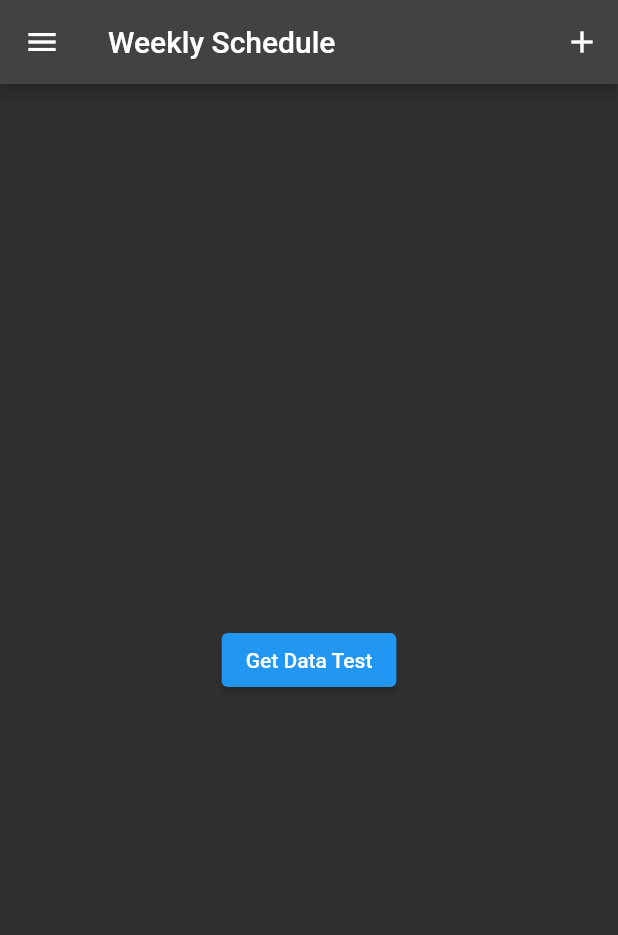
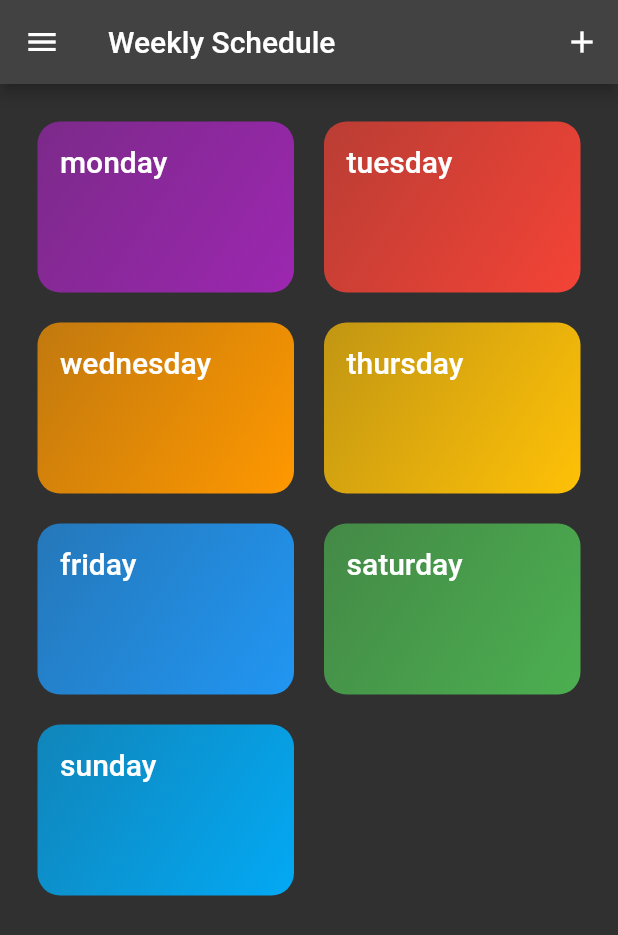
Before and after one commit to dafin678/NoteDoteAndroid, a Flutter app: the WeeklySchedules screen opened by its route, on a phone screen of 412 x 824 dp. Shown: the top 935 px of the screen. Run offline on Flutter 3.47's test engine with Material 2 defaults, Android fonts, the phone set to English and light mode, and no system bars; our stand-ins replace shared_preferences; accounts and stored records are empty.

Commit message:
create card for weekly schedule

```diff
--- a/lib/screens/weekly_schedule.dart
+++ b/lib/screens/weekly_schedule.dart
@@ -431,12 +431,31 @@ class _WeeklyScheduleState extends State<WeeklySchedules> {
         ],
       ),
       drawer: const MainDrawer(),
-      body: Center(
-        child: ElevatedButton(
-          child: const Text("Get Data Test"),
-          onPressed: getData,
+      body: GridView(
+        padding: const EdgeInsets.all((25)),
+        children: DAY_CATEGORIES
+            .map(
+              (catData) => DayItem(
+            catData.name,
+            catData.color,
+          ),
+        )
+            .toList(),
+
+        gridDelegate: SliverGridDelegateWithMaxCrossAxisExtent(
+          maxCrossAxisExtent: 200,
+          childAspectRatio: 3 / 2,
+          crossAxisSpacing: 20,
+          mainAxisSpacing: 20,
         ),
       ),
+
+      // body: Center(
+      //   child: ElevatedButton(
+      //     child: const Text("Get Data Test"),
+      //     onPressed: getData,
+      //   ),
+      // ),
 
       // body: Container(
       //   child: FutureBuilder<WeeklySchedule>(
@@ -458,3 +477,68 @@ class _WeeklyScheduleState extends State<WeeklySchedules> {
   }
 
 }
+
+class Day {
+  final String name;
+  final Color color;
+
+  const Day({
+    required this.name,
+    required this.color,
+  });
+}
+
+const DAY_CATEGORIES = const [
+  Day(name: 'monday', color: Colors.purple),
+  Day(name: 'tuesday', color: Colors.red),
+  Day(name: 'wednesday', color: Colors.orange),
+  Day(name: 'thursday', color: Colors.amber),
+  Day(name: 'friday', color: Colors.blue),
+  Day(name: 'saturday', color: Colors.green),
+  Day(name: 'sunday', color: Colors.lightBlue),
+];
+
+class DayItem extends StatelessWidget {
+  final String name;
+  final Color color;
+
+  DayItem(this.name, this.color);
+
+  void selectCategory(BuildContext ctx) {
+    // Navigator.of(ctx).pushNamed(
+    //   // CategoryMealsScreen.routeName,
+    //   // arguments: {
+    //   //   'id': id,
+    //   //   'title': title,
+    //   },
+    // );
+  }
+
+  @override
+  Widget build(BuildContext context) {
+    return InkWell(
+      onTap: () => selectCategory(context),
+      splashColor: Theme.of(context).primaryColor,
+      borderRadius: BorderRadius.circular(15),
+      child: Container(
+        padding: const EdgeInsets.all(15),
+        child: Text(
+          name,
+          style: Theme.of(context).textTheme.headline6,
+        ),
+        decoration: BoxDecoration(
+          gradient: LinearGradient(
+            colors: [
+              color.withOpacity(0.7),
+              color,
+            ],
+            begin: Alignment.topLeft,
+            end: Alignment.bottomRight,
+          ),
+          borderRadius: BorderRadius.circular(15),
+        ),
+      ),
+    );
+  }
+
+}
```
